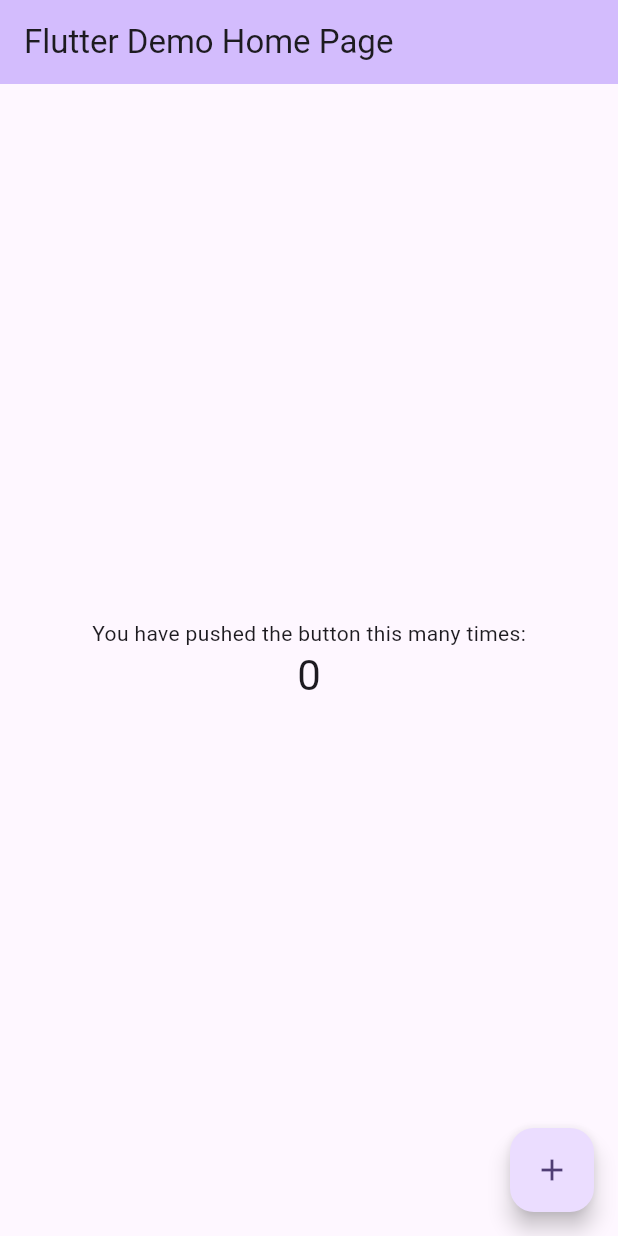
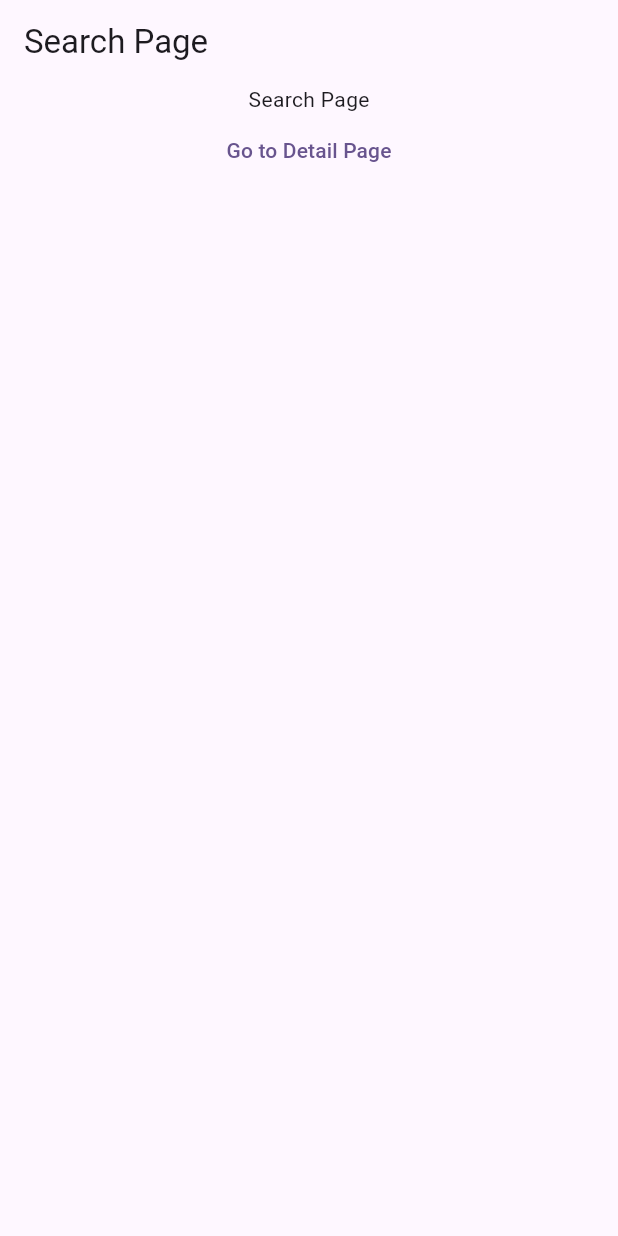
Before and after one commit to you22fy/yumemi_flutter, a Flutter app: the screen it shows after launch, on a phone screen of 412 x 824 dp. Run offline on Flutter 3.47's test engine with Material 3 defaults, Android fonts, the phone set to English and light mode, and no system bars; our stand-ins replace flutter_riverpod, go_router.

Commit message:
add: ページ遷移のみ作成

```diff
--- a/lib/main.dart
+++ b/lib/main.dart
@@ -1,4 +1,5 @@
 import 'package:flutter/material.dart';
+import 'package:yumemi_flutter/router.dart';
 
 void main() {
   runApp(const MyApp());
@@ -7,119 +8,17 @@
 class MyApp extends StatelessWidget {
   const MyApp({super.key});
 
-  // This widget is the root of your application.
   @override
   Widget build(BuildContext context) {
-    return MaterialApp(
+    return MaterialApp.router(
+      routerDelegate: goRouter.routerDelegate,
+      routeInformationParser: goRouter.routeInformationParser,
+      routeInformationProvider: goRouter.routeInformationProvider,
       title: 'Flutter Demo',
       theme: ThemeData(
-        // This is the theme of your application.
-        //
-        // TRY THIS: Try running your application with "flutter run". You'll see
-        // the application has a purple toolbar. Then, without quitting the app,
-        // try changing the seedColor in the colorScheme below to Colors.green
-        // and then invoke "hot reload" (save your changes or press the "hot
-        // reload" button in a Flutter-supported IDE, or press "r" if you used
-        // the command line to start the app).
-        //
-        // Notice that the counter didn't reset back to zero; the application
-        // state is not lost during the reload. To reset the state, use hot
-        // restart instead.
-        //
-        // This works for code too, not just values: Most code changes can be
-        // tested with just a hot reload.
         colorScheme: ColorScheme.fromSeed(seedColor: Colors.deepPurple),
         useMaterial3: true,
       ),
-      home: const MyHomePage(title: 'Flutter Demo Home Page'),
     );
   }
 }
-
-class MyHomePage extends StatefulWidget {
-  const MyHomePage({super.key, required this.title});
-
-  // This widget is the home page of your application. It is stateful, meaning
-  // that it has a State object (defined below) that contains fields that affect
-  // how it looks.
-
-  // This class is the configuration for the state. It holds the values (in this
-  // case the title) provided by the parent (in this case the App widget) and
-  // used by the build method of the State. Fields in a Widget subclass are
-  // always marked "final".
-
-  final String title;
-
-  @override
-  State<MyHomePage> createState() => _MyHomePageState();
-}
-
-class _MyHomePageState extends State<MyHomePage> {
-  int _counter = 0;
-
-  void _incrementCounter() {
-    setState(() {
-      // This call to setState tells the Flutter framework that something has
-      // changed in this State, which causes it to rerun the build method below
-      // so that the display can reflect the updated values. If we changed
-      // _counter without calling setState(), then the build method would not be
-      // called again, and so nothing would appear to happen.
-      _counter++;
-    });
-  }
-
-  @override
-  Widget build(BuildContext context) {
-    // This method is rerun every time setState is called, for instance as done
-    // by the _incrementCounter method above.
-    //
-    // The Flutter framework has been optimized to make rerunning build methods
-    // fast, so that you can just rebuild anything that needs updating rather
-    // than having to individually change instances of widgets.
-    return Scaffold(
-      appBar: AppBar(
-        // TRY THIS: Try changing the color here to a specific color (to
-        // Colors.amber, perhaps?) and trigger a hot reload to see the AppBar
-        // change color while the other colors stay the same.
-        backgroundColor: Theme.of(context).colorScheme.inversePrimary,
-        // Here we take the value from the MyHomePage object that was created by
-        // the App.build method, and use it to set our appbar title.
-        title: Text(widget.title),
-      ),
-      body: Center(
-        // Center is a layout widget. It takes a single child and positions it
-        // in the middle of the parent.
-        child: Column(
-          // Column is also a layout widget. It takes a list of children and
-          // arranges them vertically. By default, it sizes itself to fit its
-          // children horizontally, and tries to be as tall as its parent.
-          //
-          // Column has various properties to control how it sizes itself and
-          // how it positions its children. Here we use mainAxisAlignment to
-          // center the children vertically; the main axis here is the vertical
-          // axis because Columns are vertical (the cross axis would be
-          // horizontal).
-          //
-          // TRY THIS: Invoke "debug painting" (choose the "Toggle Debug Paint"
-          // action in the IDE, or press "p" in the console), to see the
-          // wireframe for each widget.
-          mainAxisAlignment: MainAxisAlignment.center,
-          children: <Widget>[
-            const Text(
-              'You have pushed the button this many times:',
-            ),
-            Text(
-              '$_counter',
-              style: Theme.of(context).textTheme.headlineMedium,
-            ),
-          ],
-        ),
-      ),
-      floatingActionButton: FloatingActionButton(
-        onPressed: _incrementCounter,
-        tooltip: 'Increment',
-        child: const Icon(Icons.add),
-      ), // This trailing comma makes auto-formatting nicer for build methods.
-    );
-  }
-}
--- /dev/null
+++ b/lib/pages/detail/detail_page.dart
@@ -0,0 +1,20 @@
+import 'package:flutter/material.dart';
+import 'package:flutter_riverpod/flutter_riverpod.dart';
+
+/// 各リポジトリの詳細情報を表示するページ
+
+class DetailPage extends ConsumerWidget {
+  const DetailPage({super.key});
+
+  @override
+  Widget build(BuildContext context, WidgetRef ref) {
+    return Scaffold(
+      appBar: AppBar(
+        title: const Text('Detail Page'),
+      ),
+      body: Center(
+        child: Text('Detail Page'),
+      ),
+    );
+  }
+}
--- /dev/null
+++ b/lib/pages/search/search_page.dart
@@ -0,0 +1,29 @@
+import 'package:flutter/material.dart';
+import 'package:flutter_riverpod/flutter_riverpod.dart';
+import 'package:go_router/go_router.dart';
+
+/// アプリのトップページになるウィジェット
+/// リポジトリの検索と検索結果の表示を行う
+class SearchPage extends ConsumerWidget {
+  const SearchPage({super.key});
+
+  @override
+  Widget build(BuildContext context, WidgetRef ref) {
+    return Scaffold(
+      appBar: AppBar(
+        title: const Text('Search Page'),
+      ),
+      body: Column(
+        children: [
+          const Center(
+            child: Text('Search Page'),
+          ),
+          TextButton(
+            onPressed: () => context.push('/detail'),
+            child: const Text('Go to Detail Page'),
+          )
+        ],
+      ),
+    );
+  }
+}
--- /dev/null
+++ b/lib/router.dart
@@ -0,0 +1,39 @@
+import 'package:flutter/material.dart';
+import 'package:go_router/go_router.dart';
+import 'package:yumemi_flutter/pages/detail/detail_page.dart';
+import 'package:yumemi_flutter/pages/search/search_page.dart';
+
+final goRouter = GoRouter(
+  initialLocation: '/search',
+  routes: [
+    GoRoute(
+      path: '/search',
+      name: 'search',
+      pageBuilder: (context, state) {
+        return MaterialPage(
+          key: state.pageKey,
+          child: const SearchPage(),
+        );
+      },
+    ),
+    GoRoute(
+      path: '/detail',
+      name: 'detail',
+      pageBuilder: (context, state) {
+        return MaterialPage(
+          key: state.pageKey,
+          child: const DetailPage(),
+        );
+      },
+    ),
+  ],
+  // 遷移ページがないなどのエラーが発生した時に、このページに行く
+  errorPageBuilder: (context, state) => MaterialPage(
+    key: state.pageKey,
+    child: Scaffold(
+      body: Center(
+        child: Text(state.error.toString()),
+      ),
+    ),
+  ),
+);
```
